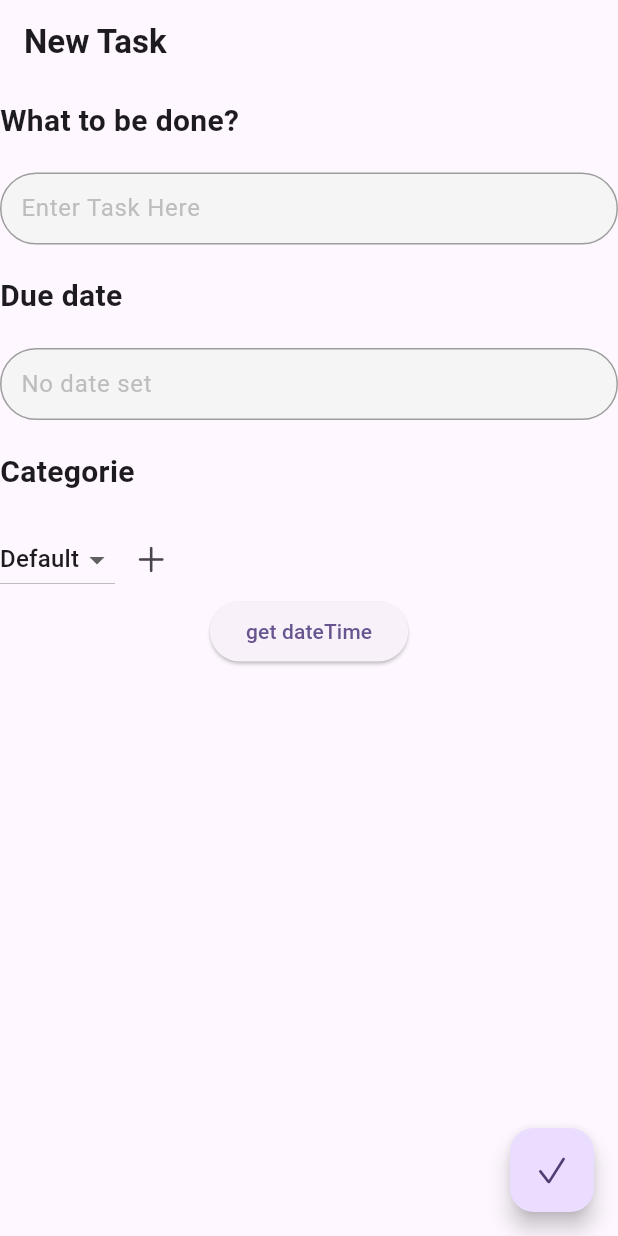
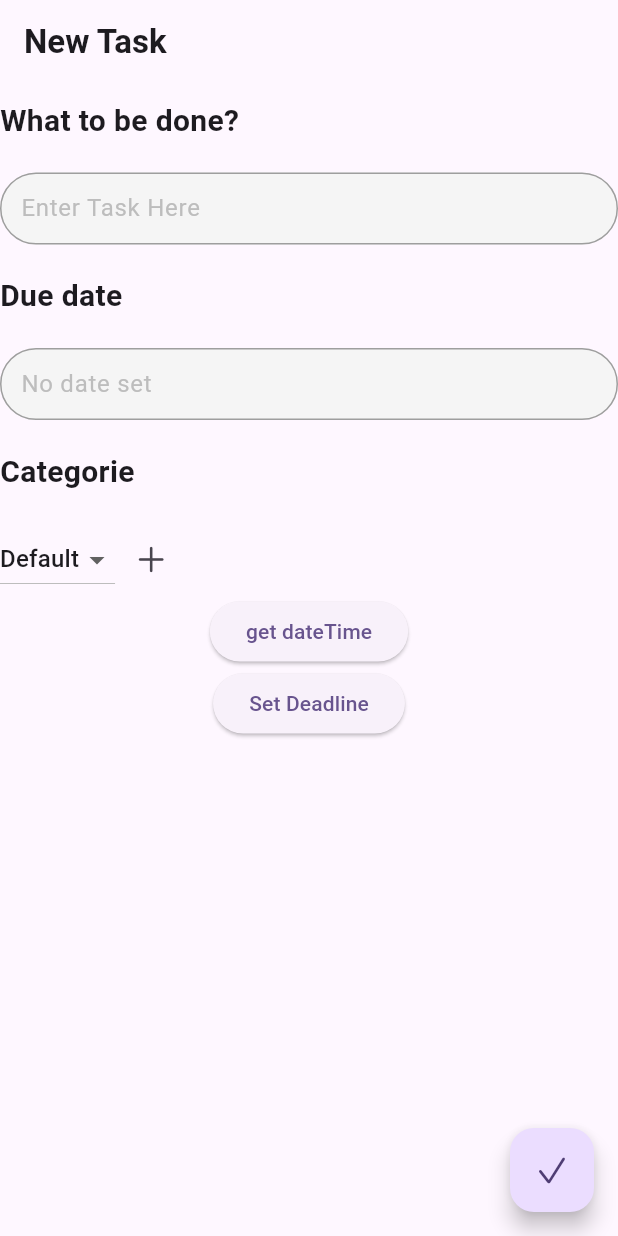
Before and after one commit to rania1231/to_do_list, a Flutter app: the AddTask screen opened directly, on a phone screen of 412 x 824 dp. Run offline on Flutter 3.47's test engine with Material 3 defaults, Android fonts, the phone set to English and light mode, and no system bars; our stand-ins replace awesome_dialog, awesome_notifications, cloud_firestore, firebase_auth, firebase_core, firebase_storage and 1 more; missing offline and left inert: omni_datetime_picker; accounts and stored records are empty.

Commit message:
add notif automatecly before the deadline

```diff
--- a/lib/main.dart
+++ b/lib/main.dart
@@ -9,6 +9,8 @@ import 'package:to_do_list/auth/splashScreen.dart';
 import 'package:to_do_list/classes/FirestoreService.dart';
 import 'package:to_do_list/views/addTask.dart';
 import 'package:to_do_list/views/home.dart';
+import 'package:timezone/data/latest.dart' as tz;
+
 
 
 import 'auth/register.dart';
@@ -44,6 +46,7 @@ void main()  async{
   if(!isAllowedToSendNotification){
     AwesomeNotifications().requestPermissionToSendNotifications();
   }
+  tz.initializeTimeZones();
   runApp(const MyApp());
 }
 
@@ -62,7 +65,7 @@ class MyApp extends StatelessWidget {
     colorScheme: ColorScheme.fromSeed(seedColor: Colors.deepPurple),
     useMaterial3: true,
     ),
-    home: AddTask(),
+    home: Login(),
     )
     );
   }
--- a/lib/views/addTask.dart
+++ b/lib/views/addTask.dart
@@ -1,3 +1,7 @@
+import 'dart:async';
+
+
+import 'package:awesome_notifications/awesome_notifications.dart';
 import 'package:cloud_firestore/cloud_firestore.dart';
 import 'package:firebase_storage/firebase_storage.dart';
 import 'package:flutter/cupertino.dart';
@@ -9,6 +13,8 @@ import 'package:to_do_list/views/home.dart';
 
 import '../classes/DataClass.dart';
 import '../classes/task.dart';
+import 'package:timezone/data/latest.dart' as tz;
+import 'package:timezone/timezone.dart'as tz;
 
 
 
@@ -25,7 +31,18 @@ class _AddTaskState extends State<AddTask> {
   TextEditingController taskDate=TextEditingController();
   List<String> categories=['Default','Urgent'];
   String dropdownValue = 'Default';
+  late tz.Location localTimeZone;
 
+  @override
+  void initState() {
+    // TODO: implement initState
+    tz.initializeTimeZones();
+
+// Get the local time zone
+    localTimeZone = tz.local;
+    print('LocalTimeZone=$localTimeZone');
+    super.initState();
+  }
   @override
   Widget build(BuildContext context) {
     return Scaffold(
@@ -121,7 +138,50 @@ class _AddTaskState extends State<AddTask> {
             ElevatedButton(onPressed: ()async{
              DateTime? dateTime=await showDatePicker();
              print('dateTime=$dateTime');
-            }, child: Text('get dateTime'))
+            }, child: Text('get dateTime')),
+
+
+      ElevatedButton(
+        onPressed: () async {
+          final localTimeZone = tz.local;
+          DateTime? deadline = await showDatePicker();
+          if (deadline != null) {
+            // Compare the deadline with the current date
+            if (DateTime.now().isAfter(deadline)) {
+              // If the current date is after the deadline, schedule the notification
+              await AwesomeNotifications().createNotification(
+                content: NotificationContent(
+                  id: UniqueKey().hashCode,
+                  channelKey: "basic_channel",
+                  title: "Task Deadline Exceeded",
+                  body: "Your task deadline has been exceeded!",
+                ),
+                schedule: NotificationInterval(
+                  interval: 0,
+                  timeZone: (localTimeZone).toString(),
+                  repeats: false,
+                  preciseAlarm: true,
+                ),
+              );
+
+            } else {
+              // If the current date is before the deadline, set a timer to schedule the notification when the deadline is reached
+              Duration difference = deadline.difference(DateTime.now());
+              Timer(difference, () async {
+                await AwesomeNotifications().createNotification(
+                  content: NotificationContent(
+                    id: UniqueKey().hashCode,
+                    channelKey: "basic_channel",
+                    title: "Task Deadline Exceeded",
+                    body: "Your task deadline has been exceeded!",
+                  ),
+                );
+              });
+            }
+          }
+        },
+        child: Text('Set Deadline'),
+      ),
           ],
         ),
       ),
--- a/pubspec.yaml
+++ b/pubspec.yaml
@@ -45,6 +45,7 @@ dependencies:
   provider: ^6.1.2
   awesome_notifications: ^0.9.3+1
   omni_datetime_picker: ^1.1.0
+  timezone: ^0.9.3
 
 dev_dependencies:
   flutter_test:
```
Also changed, not shown: lib/views/home.dart (+12 -12 lines), pubspec.lock.
